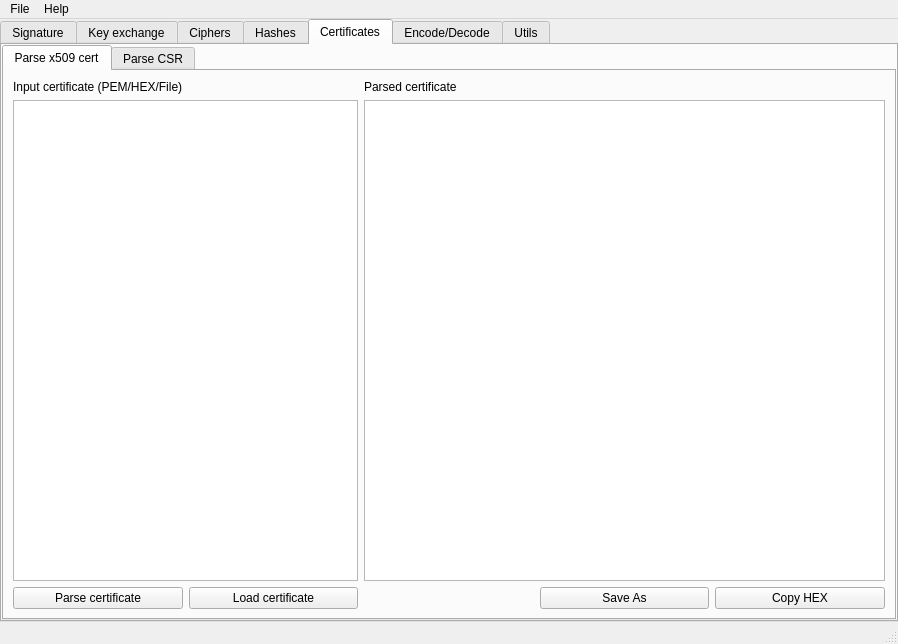
Before: the Qt Designer form ui/mainwindow.ui in caffedrine/CryptoPocketKnife, drawn with Qt 5.
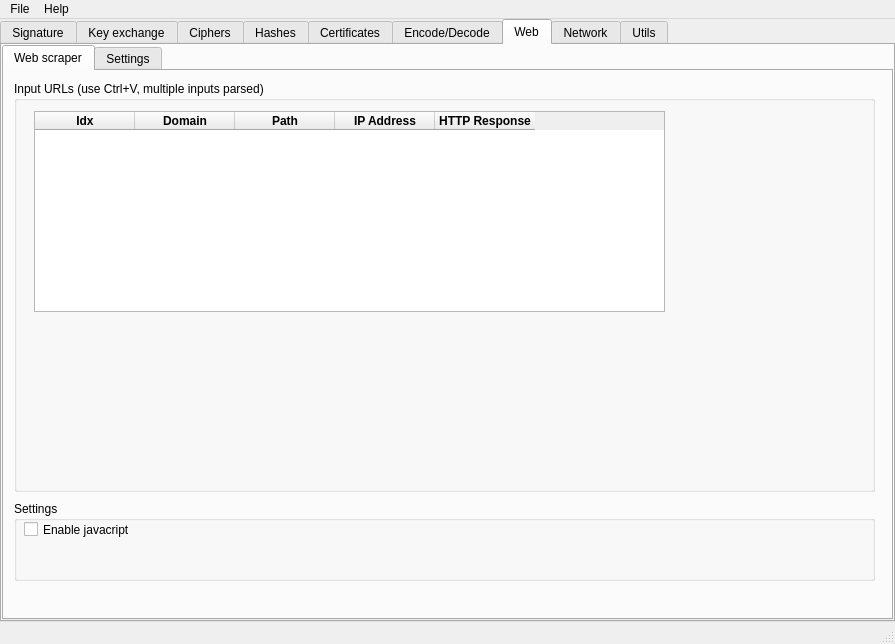
After: the same form once the commit is applied. Icons and pictures are not drawn. Custom widgets are drawn as their Qt base class.

Commit message: Added new tabs for web scrapping and networking

What changed in the file:
```diff
--- a/ui/mainwindow.ui
+++ b/ui/mainwindow.ui
@@ -6,7 +6,7 @@
    <rect>
     <x>0</x>
     <y>0</y>
-    <width>898</width>
+    <width>895</width>
     <height>644</height>
    </rect>
   </property>
@@ -70,7 +70,7 @@
        </size>
       </property>
       <property name="currentIndex">
-       <number>4</number>
+       <number>6</number>
       </property>
       <widget class="QWidget" name="tab_Signature">
        <attribute name="title">
@@ -1454,6 +1454,192 @@
         </item>
        </layout>
       </widget>
+      <widget class="QWidget" name="tab_Web">
+       <attribute name="title">
+        <string>Web</string>
+       </attribute>
+       <layout class="QGridLayout" name="gridLayout_25">
+        <property name="leftMargin">
+         <number>0</number>
+        </property>
+        <property name="topMargin">
+         <number>0</number>
+        </property>
+        <property name="rightMargin">
+         <number>0</number>
+        </property>
+        <property name="bottomMargin">
+         <number>0</number>
+        </property>
+        <item row="0" column="0">
+         <widget class="QTabWidget" name="tabWidget">
+          <property name="currentIndex">
+           <number>0</number>
+          </property>
+          <widget class="QWidget" name="web_WebScraper">
+           <attribute name="title">
+            <string>Web scraper</string>
+           </attribute>
+           <widget class="QGroupBox" name="groupBox_3">
+            <property name="geometry">
+             <rect>
+              <x>10</x>
+              <y>430</y>
+              <width>861</width>
+              <height>80</height>
+             </rect>
+            </property>
+            <property name="title">
+             <string>Settings</string>
+            </property>
+            <widget class="QCheckBox" name="checkBox">
+             <property name="geometry">
+              <rect>
+               <x>10</x>
+               <y>20</y>
+               <width>111</width>
+               <height>17</height>
+              </rect>
+             </property>
+             <property name="text">
+              <string>Enable javacript</string>
+             </property>
+            </widget>
+           </widget>
+           <widget class="QGroupBox" name="groupBox_5">
+            <property name="geometry">
+             <rect>
+              <x>10</x>
+              <y>10</y>
+              <width>861</width>
+              <height>411</height>
+             </rect>
+            </property>
+            <property name="title">
+             <string>Input URLs (use Ctrl+V, multiple inputs parsed)</string>
+            </property>
+            <widget class="AdvancedTableWidget" name="tableWidget_WebScraper">
+             <property name="geometry">
+              <rect>
+               <x>20</x>
+               <y>30</y>
+               <width>631</width>
+               <height>201</height>
+              </rect>
+             </property>
+             <column>
+              <property name="text">
+               <string>Idx</string>
+              </property>
+              <property name="font">
+               <font>
+                <weight>75</weight>
+                <bold>true</bold>
+               </font>
+              </property>
+             </column>
+             <column>
+              <property name="text">
+               <string>Domain</string>
+              </property>
+              <property name="font">
+               <font>
+                <weight>75</weight>
+                <bold>true</bold>
+               </font>
+              </property>
+             </column>
+             <column>
+              <property name="text">
+               <string>Path</string>
+              </property>
+              <property name="font">
+               <font>
+                <weight>75</weight>
+                <bold>true</bold>
+               </font>
+              </property>
+             </column>
+             <column>
+              <property name="text">
+               <string>IP Address</string>
+              </property>
+              <property name="font">
+               <font>
+                <weight>75</weight>
+                <bold>true</bold>
+               </font>
+              </property>
+             </column>
+             <column>
+              <property name="text">
+               <string>HTTP Response</string>
+              </property>
+              <property name="font">
+               <font>
+                <weight>75</weight>
+                <bold>true</bold>
+               </font>
+              </property>
+             </column>
+            </widget>
+           </widget>
+          </widget>
+          <widget class="QWidget" name="tab_Web_Settings">
+           <attribute name="title">
+            <string>Settings</string>
+           </attribute>
+           <widget class="QGroupBox" name="groupBox_4">
+            <property name="geometry">
+             <rect>
+              <x>10</x>
+              <y>10</y>
+              <width>861</width>
+              <height>80</height>
+             </rect>
+            </property>
+            <property name="title">
+             <string>Proxy settings</string>
+            </property>
+           </widget>
+          </widget>
+         </widget>
+        </item>
+       </layout>
+      </widget>
+      <widget class="QWidget" name="tab_Network">
+       <attribute name="title">
+        <string>Network</string>
+       </attribute>
+       <layout class="QGridLayout" name="gridLayout_26">
+        <property name="leftMargin">
+         <number>0</number>
+        </property>
+        <property name="topMargin">
+         <number>0</number>
+        </property>
+        <property name="rightMargin">
+         <number>0</number>
+        </property>
+        <property name="bottomMargin">
+         <number>0</number>
+        </property>
+        <item row="0" column="0">
+         <widget class="QTabWidget" name="tabWidget_2">
+          <widget class="QWidget" name="network_TabsWidget">
+           <attribute name="title">
+            <string>Tab 1</string>
+           </attribute>
+          </widget>
+          <widget class="QWidget" name="tab_3">
+           <attribute name="title">
+            <string>Tab 2</string>
+           </attribute>
+          </widget>
+         </widget>
+        </item>
+       </layout>
+      </widget>
       <widget class="QWidget" name="tab_Utils">
        <attribute name="title">
         <string>Utils</string>
@@ -1585,7 +1771,7 @@
     <rect>
      <x>0</x>
      <y>0</y>
-     <width>898</width>
+     <width>895</width>
      <height>21</height>
     </rect>
    </property>
@@ -1628,6 +1814,11 @@
    <extends>QTextEdit</extends>
    <header>advancedtextedit.h</header>
   </customwidget>
+  <customwidget>
+   <class>AdvancedTableWidget</class>
+   <extends>QTableWidget</extends>
+   <header>advancedtablewidget.h</header>
+  </customwidget>
  </customwidgets>
  <resources>
   <include location="../res/res.qrc"/>
```
The commit also changes 6 other files.
